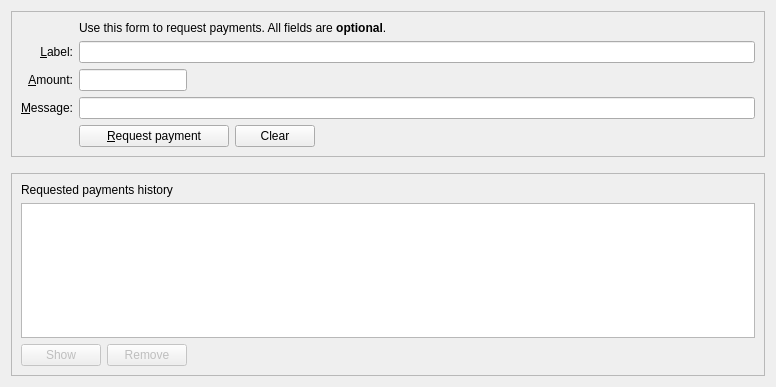
First picture: the form in src/qt/forms/receivecoinsdialog.ui, repository biblepay/biblepay, before the edit.
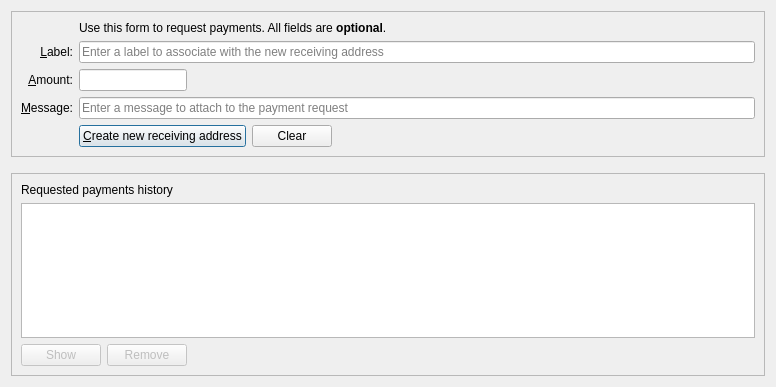
Second picture: the form after the edit. Custom widgets are drawn as their Qt base class.

```diff
--- a/src/qt/forms/receivecoinsdialog.ui
+++ b/src/qt/forms/receivecoinsdialog.ui
@@ -1,7 +1,7 @@
 <?xml version="1.0" encoding="UTF-8"?>
 <ui version="4.0">
  <class>ReceiveCoinsDialog</class>
- <widget class="QWidget" name="ReceiveCoinsDialog">
+ <widget class="QDialog" name="ReceiveCoinsDialog">
   <property name="geometry">
    <rect>
     <x>0</x>
@@ -47,14 +47,20 @@
         <item row="4" column="2">
          <widget class="QLineEdit" name="reqLabel">
           <property name="toolTip">
-           <string>An optional label to associate with the new receiving address.</string>
+           <string>An optional label to associate with the new receiving address (used by you to identify an invoice).  It is also attached to the payment request.</string>
+          </property>
+          <property name="placeholderText">
+           <string>Enter a label to associate with the new receiving address</string>
           </property>
          </widget>
         </item>
         <item row="6" column="2">
          <widget class="QLineEdit" name="reqMessage">
           <property name="toolTip">
-           <string>An optional message to attach to the payment request, which will be displayed when the request is opened.&lt;br&gt;Note: The message will not be sent with the payment over the Biblepay network.</string>
+           <string>An optional message to attach to the payment request, which will be displayed when the request is opened.&lt;br&gt;Note: The message will not be sent with the payment over the BiblePay network.</string>
+          </property>
+          <property name="placeholderText">
+           <string>Enter a message to attach to the payment request</string>
           </property>
          </widget>
         </item>
@@ -108,7 +114,13 @@
              </size>
             </property>
             <property name="text">
-             <string>&amp;Request payment</string>
+             <string>&amp;Create new receiving address</string>
+            </property>
+            <property name="autoDefault">
+             <bool>false</bool>
+            </property>
+            <property name="default">
+             <bool>true</bool>
             </property>
            </widget>
           </item>
```
Left out of the diff: 2 changed lines with no effect on the pictures.
